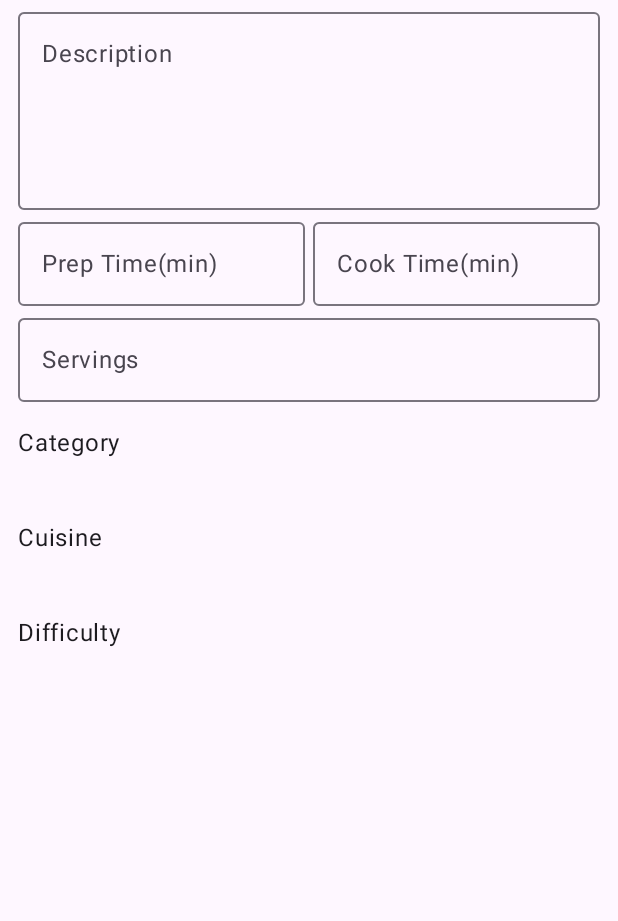
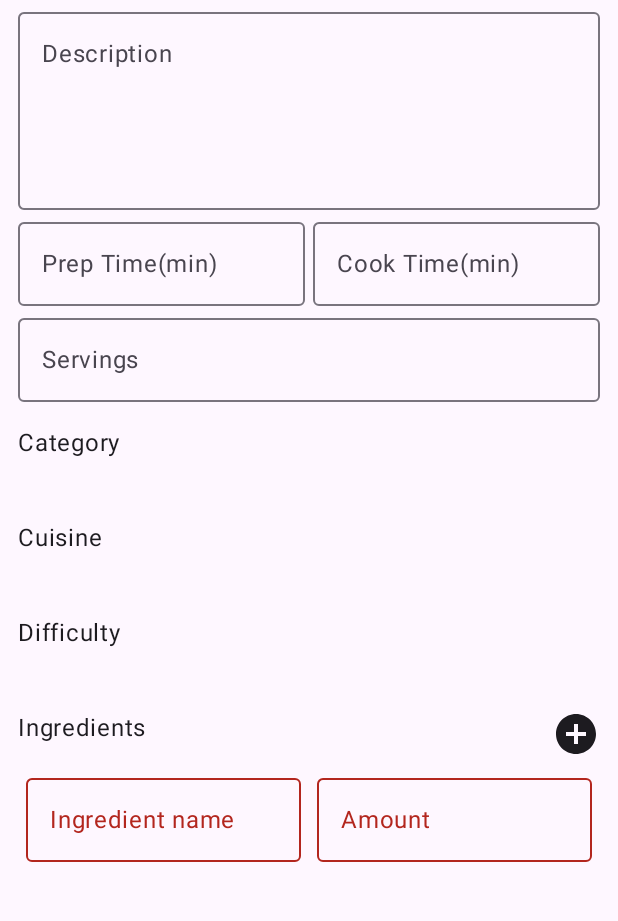
Before and after one commit to abidsuhail/RecipeApp-Phase1, an Android app built with Jetpack Compose: the create_recipe screen opened through its navigation route, on a phone screen of 412 x 824 dp, the part 210-1131 px from its top. Run offline under Robolectric (Android 15) with nearby library versions, the phone set to English and light mode, and no system bars; our stand-ins replace Dagger/Hilt's generated code, Firebase (no records; nobody signed in at launch, a user with empty details on screens opened directly), livedata-compose; libraries missing offline, so code that uses them is left out: androidx.hilt.lifecycle.

Commit message:
adding new ingredients row dynmaically

```diff
--- a/app/src/main/java/com/abid/recipeapp/ui/screens/CreateRecipeScreen.kt
+++ b/app/src/main/java/com/abid/recipeapp/ui/screens/CreateRecipeScreen.kt
@@ -12,10 +12,12 @@ import androidx.compose.foundation.layout.Spacer
 import androidx.compose.foundation.layout.fillMaxWidth
 import androidx.compose.foundation.layout.height
 import androidx.compose.foundation.layout.padding
+import androidx.compose.foundation.layout.size
 import androidx.compose.foundation.layout.width
 import androidx.compose.foundation.rememberScrollState
 import androidx.compose.foundation.verticalScroll
 import androidx.compose.material.icons.Icons
+import androidx.compose.material.icons.filled.AddCircle
 import androidx.compose.material.icons.filled.ArrowBack
 import androidx.compose.material.icons.filled.ThumbUp
 import androidx.compose.material3.Card
@@ -40,6 +42,11 @@ import com.abid.recipeapp.ui.components.ErrorStateBox
 import com.abid.recipeapp.ui.components.LoadingStateBox
 import com.abid.recipeapp.viewmodel.CreateRecipeViewModel
 
+data class IngredientRowDataModel(
+    var ingredientName: String,
+    var ingredientAmount: String
+)
+
 @OptIn(ExperimentalMaterial3Api::class)
 @Composable
 fun CreateRecipeScreen(vm: CreateRecipeViewModel = hiltViewModel(), onClickBackBtn: () -> Unit) {
@@ -48,6 +55,20 @@ fun CreateRecipeScreen(vm: CreateRecipeViewModel = hiltViewModel(), onClickBackB
 
     var desc by rememberSaveable { mutableStateOf("") }
     var descError by remember { mutableStateOf<String?>(null) }
+
+    var ingredientRowList by remember {
+        mutableStateOf<MutableList<IngredientRowDataModel>>(
+            mutableListOf(
+                IngredientRowDataModel("", "")
+            )
+        )
+    }
+    var currentIngredientRowModel by remember {
+        mutableStateOf<IngredientRowDataModel>(
+            IngredientRowDataModel("", "")
+        )
+    }
+
 
     val uiState by vm.uiState.observeAsState()
 
@@ -184,9 +205,67 @@ fun CreateRecipeScreen(vm: CreateRecipeViewModel = hiltViewModel(), onClickBackB
                         }
                     }
                 }
+                Spacer(Modifier.height(15.dp))
+                Row(
+                    horizontalArrangement = Arrangement.SpaceBetween,
+                    modifier = Modifier.fillMaxWidth()
+                ) {
+                    Text("Ingredients")
+                    Icon(
+                        imageVector = Icons.Filled.AddCircle,
+                        contentDescription = "Add Icon",
+                        modifier = Modifier
+                            .size(32.dp)
+                            .clickable(
+                                interactionSource = remember { MutableInteractionSource() },
+                                indication = LocalIndication.current,
+                                onClick = {
+                                    val updatedList =
+                                        mutableListOf(*ingredientRowList.toTypedArray())
+                                    updatedList.add(currentIngredientRowModel)
+                                    ingredientRowList = updatedList
+                                }
+                            )
+                    )
+                }
+                ingredientRowList.forEach {
+                    IngredientRow(it, currentIngredientRowModel)
+                }
 
             }
         }
+    }
+}
+
+@Composable
+private fun IngredientRow(
+    ingredientRowDataModel: IngredientRowDataModel,
+    currentIngredientRow: IngredientRowDataModel,
+) {
+    Row {
+        OutlinedTextField(
+            value = ingredientRowDataModel.ingredientName,
+            onValueChange = {
+                currentIngredientRow.ingredientName = it
+            },
+            label = { Text("Ingredient name") },
+            isError = currentIngredientRow.ingredientName.isBlank(),
+            modifier = Modifier
+                .weight(1f)
+                .padding(5.dp)
+        )
+        OutlinedTextField(
+            value = ingredientRowDataModel.ingredientAmount,
+            onValueChange = {
+                currentIngredientRow.ingredientAmount = it
+            },
+            label = { Text("Amount") },
+            isError = currentIngredientRow.ingredientAmount.isBlank(),
+            modifier = Modifier
+                .weight(1f)
+                .padding(5.dp)
+
+        )
     }
 }
 
```
